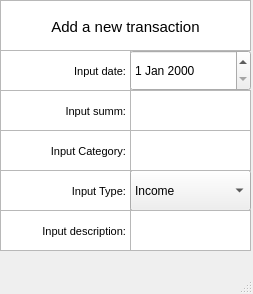
Qt form New_Transaction.ui (Syrkery/cost_accounting_system) before a commit.
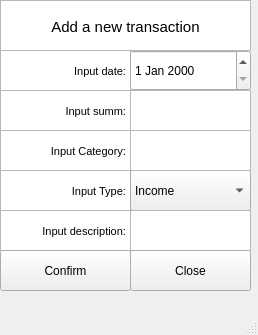
The same form after that commit.

Commit message: добавил конпки назад и подтвердить

Diff of the .ui file:
```diff
--- a/New_Transaction.ui
+++ b/New_Transaction.ui
@@ -6,8 +6,8 @@
    <rect>
     <x>0</x>
     <y>0</y>
-    <width>253</width>
-    <height>294</height>
+    <width>258</width>
+    <height>335</height>
    </rect>
   </property>
   <property name="windowTitle">
@@ -188,6 +188,32 @@
      </rect>
     </property>
    </widget>
+   <widget class="QPushButton" name="confirm">
+    <property name="geometry">
+     <rect>
+      <x>0</x>
+      <y>250</y>
+      <width>131</width>
+      <height>41</height>
+     </rect>
+    </property>
+    <property name="text">
+     <string>Confirm</string>
+    </property>
+   </widget>
+   <widget class="QPushButton" name="Close">
+    <property name="geometry">
+     <rect>
+      <x>130</x>
+      <y>250</y>
+      <width>121</width>
+      <height>41</height>
+     </rect>
+    </property>
+    <property name="text">
+     <string>Close</string>
+    </property>
+   </widget>
   </widget>
   <widget class="QMenuBar" name="menubar">
    <property name="geometry">
```
Left out of the diff: 2 changed lines with no effect on the pictures.
